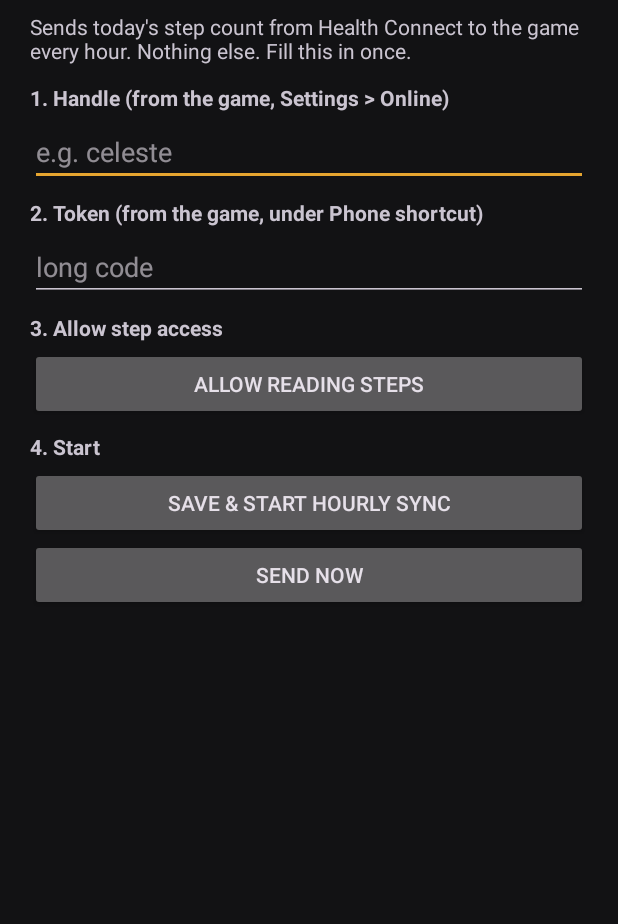
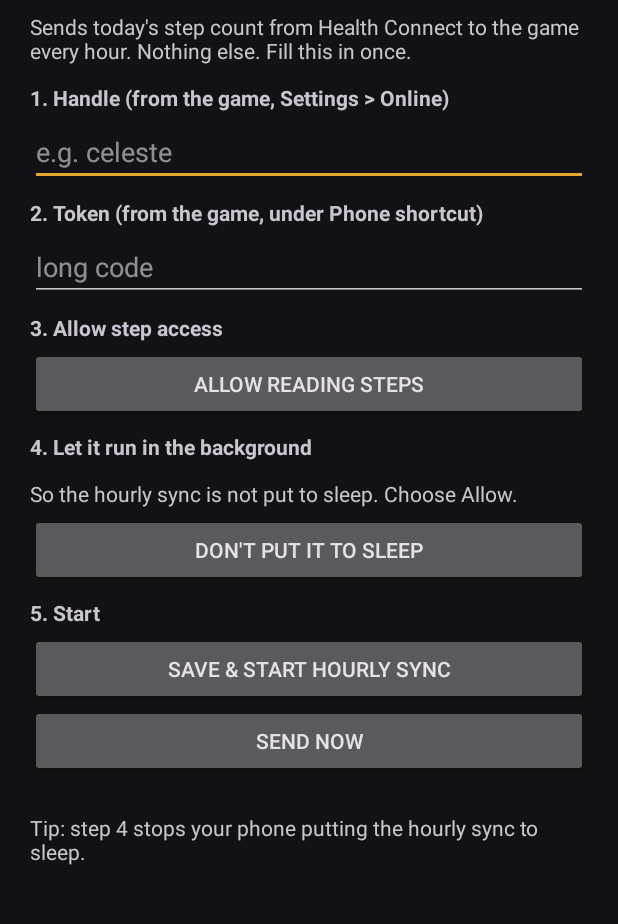
Before and after one commit to celestenguyenn-design/dead-miles, an Android app: the screen it shows after launch (MainActivity), on a phone screen of 412 x 824 dp, the part 131-1055 px from its top. Run offline under Robolectric (Android 15) with nearby library versions, the phone set to English and light mode, and no system bars; libraries missing offline, so code that uses them is left out: androidx.health.connect; 4 statements that could not run were skipped.

Commit message:
Android step app 1.1: read steps in the background (Android 15+), ask to skip battery sleep
The app ran its hourly job but never asked for Health Connect's background-read
permission, so on newer Android the read only worked while the app was open -
steps synced only when someone opened it by hand. Adds a CI check that builds
the app on branches before it can reach main.

Co-Authored-By: Claude Opus 5.5 <noreply@anthropic.com>
Claude-Session: https://claude.ai/code/session_01TpkQB15ZZsMkmyWgrGpqcA

```diff
--- a/android/app/src/main/AndroidManifest.xml
+++ b/android/app/src/main/AndroidManifest.xml
@@ -3,6 +3,11 @@
 
     <uses-permission android:name="android.permission.INTERNET" />
     <uses-permission android:name="android.permission.health.READ_STEPS" />
+    <!-- Android 15+: without this, Health Connect only answers while the app is open, so the
+         hourly sync silently failed until the app was launched by hand. -->
+    <uses-permission android:name="android.permission.health.READ_HEALTH_DATA_IN_BACKGROUND" />
+    <!-- lets the app ask to be left out of battery optimisation so the hourly job actually runs -->
+    <uses-permission android:name="android.permission.REQUEST_IGNORE_BATTERY_OPTIMIZATIONS" />
 
     <queries>
         <package android:name="com.google.android.apps.healthdata" />
--- a/android/app/src/main/java/app/deadmiles/steps/MainActivity.kt
+++ b/android/app/src/main/java/app/deadmiles/steps/MainActivity.kt
@@ -1,6 +1,9 @@
 package app.deadmiles.steps
 
+import android.content.Context
 import android.content.Intent
+import android.os.PowerManager
+import android.provider.Settings
 import android.net.Uri
 import android.os.Bundle
 import android.text.InputType
@@ -13,6 +16,7 @@ import android.widget.TextView
 import androidx.activity.result.contract.ActivityResultContracts
 import androidx.appcompat.app.AppCompatActivity
 import androidx.health.connect.client.HealthConnectClient
+import androidx.health.connect.client.HealthConnectFeatures
 import androidx.health.connect.client.PermissionController
 import androidx.health.connect.client.permission.HealthPermission
 import androidx.health.connect.client.records.StepsRecord
@@ -36,14 +40,18 @@ class MainActivity : AppCompatActivity() {
     private lateinit var status: TextView
     private lateinit var handleBox: EditText
     private lateinit var tokenBox: EditText
-    private val permissions = setOf(HealthPermission.getReadPermission(StepsRecord::class))
+    private val stepsPerm = HealthPermission.getReadPermission(StepsRecord::class)
+    private val bgPerm = HealthPermission.PERMISSION_READ_HEALTH_DATA_IN_BACKGROUND
+    // Steps always; background reading too wherever this phone's Health Connect supports it
+    // (Android 15+). Without it the hourly job could only read while the app was open.
+    private var permissions = setOf(stepsPerm)
 
     private val requestPermissions =
         registerForActivityResult(PermissionController.createRequestPermissionResultContract()) { granted ->
-            if (granted.containsAll(permissions)) {
-                setStatus("Step access allowed. Tap Save & start.")
-            } else {
-                setStatus("Step access was not allowed. The app cannot read steps without it.")
+            when {
+                granted.containsAll(permissions) -> setStatus("Step access allowed. Now step 4: let it run in the background.")
+                granted.contains(stepsPerm) -> setStatus("Steps are allowed, but NOT in the background, so it will only sync while this app is open. Tap Allow reading steps again and turn on \"Access data in the background\".")
+                else -> setStatus("Step access was not allowed. The app cannot read steps without it.")
             }
         }
 
@@ -81,7 +89,11 @@ class MainActivity : AppCompatActivity() {
         root.addView(label("3. Allow step access", bold = true))
         root.addView(button("Allow reading steps") { askPermission() })
 
-        root.addView(label("4. Start", bold = true))
+        root.addView(label("4. Let it run in the background", bold = true))
+        root.addView(label("So the hourly sync is not put to sleep. Choose Allow."))
+        root.addView(button("Don't put it to sleep") { askBattery() })
+
+        root.addView(label("5. Start", bold = true))
         root.addView(button("Save & start hourly sync") {
             prefs.handle = handleBox.text.toString().trim().lowercase()
             prefs.token = tokenBox.text.toString().trim()
@@ -124,10 +136,28 @@ class MainActivity : AppCompatActivity() {
         }
     }
 
+    private fun bgSupported(client: HealthConnectClient): Boolean = try {
+        client.features.getFeatureStatus(HealthConnectFeatures.FEATURE_READ_HEALTH_DATA_IN_BACKGROUND) ==
+            HealthConnectFeatures.FEATURE_STATUS_AVAILABLE
+    } catch (e: Throwable) { false }
+
+    private fun askBattery() {
+        val pm = getSystemService(Context.POWER_SERVICE) as PowerManager
+        if (pm.isIgnoringBatteryOptimizations(packageName)) { setStatus("Already allowed to run in the background."); return }
+        try {
+            startActivity(Intent(Settings.ACTION_REQUEST_IGNORE_BATTERY_OPTIMIZATIONS, Uri.parse("package:$packageName")))
+        } catch (e: Exception) {
+            try { startActivity(Intent(Settings.ACTION_IGNORE_BATTERY_OPTIMIZATION_SETTINGS)) } catch (e2: Exception) {
+                setStatus("Open Settings > Apps > Dead Miles Steps > Battery and choose Unrestricted.")
+            }
+        }
+    }
+
     private fun askPermission() {
         lifecycleScope.launch {
             try {
                 val client = HealthConnectClient.getOrCreate(this@MainActivity)
+                permissions = if (bgSupported(client)) setOf(stepsPerm, bgPerm) else setOf(stepsPerm)
                 val granted = client.permissionController.getGrantedPermissions()
                 if (granted.containsAll(permissions)) setStatus("Step access is already allowed.")
                 else requestPermissions.launch(permissions)
@@ -145,6 +175,20 @@ class MainActivity : AppCompatActivity() {
 
     private fun refreshStatus() {
         val prefs = Prefs(this)
+        lifecycleScope.launch {
+            try {
+                if (HealthConnectClient.getSdkStatus(this@MainActivity) != HealthConnectClient.SDK_AVAILABLE) return@launch
+                val client = HealthConnectClient.getOrCreate(this@MainActivity)
+                val granted = client.permissionController.getGrantedPermissions()
+                val warn = when {
+                    !granted.contains(stepsPerm) -> "Step access is not allowed yet (step 3)."
+                    bgSupported(client) && !granted.contains(bgPerm) -> "Background access is OFF, so steps only send while this app is open. Tap Allow reading steps and turn on \"Access data in the background\"."
+                    !(getSystemService(Context.POWER_SERVICE) as PowerManager).isIgnoringBatteryOptimizations(packageName) -> "Tip: step 4 stops your phone putting the hourly sync to sleep."
+                    else -> ""
+                }
+                if (warn.isNotEmpty() && !status.text.contains(warn)) status.text = (status.text.toString().trim() + "\n\n" + warn).trim()
+            } catch (e: Exception) { }
+        }
         if (prefs.lastSync > 0) {
             val t = SimpleDateFormat("EEE h:mm a", Locale.getDefault()).format(Date(prefs.lastSync))
             setStatus("Last sync: $t · ${prefs.lastSteps} steps sent" + (if (prefs.lastError.isNotEmpty()) "\nLast problem: ${prefs.lastError}" else ""))
--- a/android/app/src/main/java/app/deadmiles/steps/StepsWorker.kt
+++ b/android/app/src/main/java/app/deadmiles/steps/StepsWorker.kt
@@ -31,6 +31,10 @@ class StepsWorker(ctx: Context, params: WorkerParameters) : CoroutineWorker(ctx,
 
         val steps: Long = try {
             readTodaySteps()
+        } catch (e: SecurityException) {
+            // Android 15+ refuses background reads without the background permission
+            prefs.lastError = "the phone blocked reading steps in the background - open the app, tap Allow reading steps, and turn on Access data in the background"
+            return Result.success()
         } catch (e: Exception) {
             prefs.lastError = "reading steps: ${e.message ?: e.javaClass.simpleName}"
             return Result.retry()
```
Also changed, not shown: android/app/build.gradle.kts (+5 -5 lines), 1 other file.
